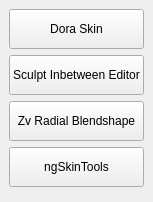
Before: the Qt Designer form Maya/rigging/resources/dialog.ui in bumpybox/Tapp, drawn with Qt 5.
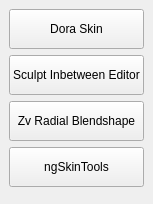
After: the same form once the commit is applied.

Diff of the .ui file:
```diff
--- a/Maya/rigging/resources/dialog.ui
+++ b/Maya/rigging/resources/dialog.ui
@@ -6,8 +6,8 @@
    <rect>
     <x>0</x>
     <y>0</y>
-    <width>141</width>
-    <height>202</height>
+    <width>143</width>
+    <height>204</height>
    </rect>
   </property>
   <property name="windowTitle">
```
Left out of the diff: 4 changed lines with no effect on the pictures. Lines whose indentation alone changed are shown as unchanged.
